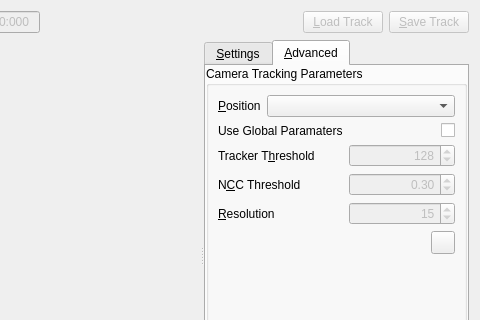
Old version of the form app/src/tools/core/tabs/TrackRobotWidget.ui in the repository dysonltd-zz/gts; both pictures show x 277 to 757 and y 0 to 320 of the 757 by 480 pixel window.
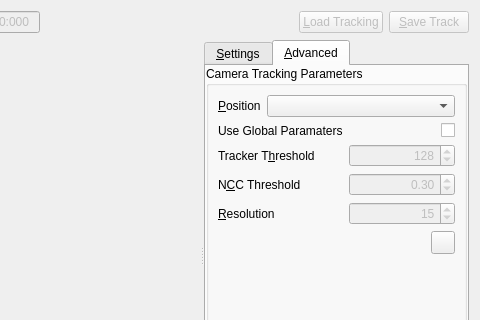
New version of the form. Icons and pictures are not drawn. Custom widgets are drawn as their Qt base class.

Commit message: Renamed buttons in tracking

```diff
--- a/app/src/tools/core/tabs/TrackRobotWidget.ui
+++ b/app/src/tools/core/tabs/TrackRobotWidget.ui
@@ -265,7 +265,7 @@
         <bool>false</bool>
        </property>
        <property name="text">
-        <string>&amp;Load Track</string>
+        <string>&amp;Load Tracking</string>
        </property>
       </widget>
      </item>
```
